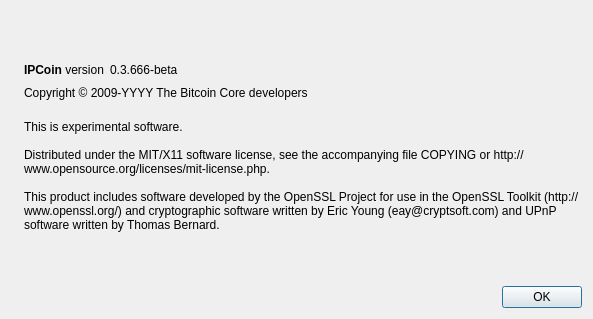
Qt form src/qt/forms/aboutdialog.ui (frrp/ipcoin) before a commit.
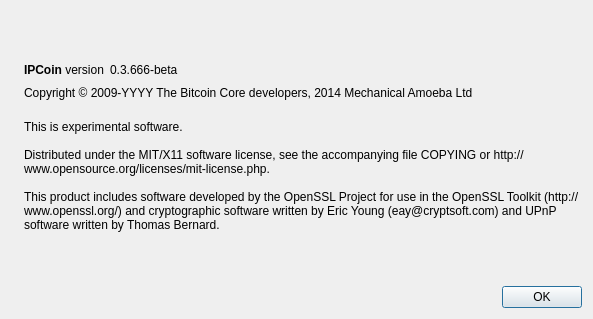
The same form after that commit. Icons and pictures are not drawn.

```diff
--- a/src/qt/forms/aboutdialog.ui
+++ b/src/qt/forms/aboutdialog.ui
@@ -91,7 +91,7 @@
         <cursorShape>IBeamCursor</cursorShape>
        </property>
        <property name="text">
-        <string notr="true">Copyright &amp;copy; 2009-YYYY The Bitcoin Core developers</string>
+        <string notr="true">Copyright &amp;copy; 2009-YYYY The Bitcoin Core developers, 2014 Mechanical Amoeba Ltd</string>
        </property>
        <property name="textFormat">
         <enum>Qt::RichText</enum>
```
Left out of the diff: 2 changed lines with no effect on the pictures.
